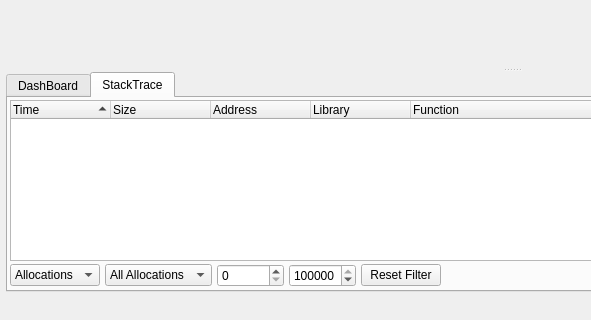
Before: the Qt Designer form mainwindow.ui in Tencent/loli_profiler, drawn with Qt 5; both pictures show x 0 to 591 and y 320 to 640 of the 1024 by 640 pixel window.
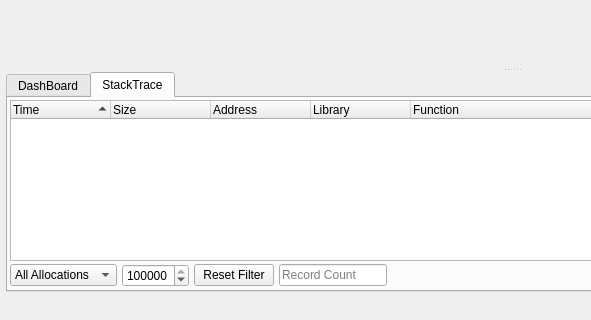
After: the same form once the commit is applied. The open tabs and pages were chosen to show the change. Icons and pictures are not drawn.

Commit message: Optimize to only show persistent allocations and improved load speed #2

Diff of the .ui file:
```diff
--- a/mainwindow.ui
+++ b/mainwindow.ui
@@ -420,20 +420,6 @@
                  <property name="bottomMargin">
                   <number>0</number>
                  </property>
-                 <item>
-                  <widget class="QComboBox" name="modeComboBox">
-                   <item>
-                    <property name="text">
-                     <string>Allocations</string>
-                    </property>
-                   </item>
-                   <item>
-                    <property name="text">
-                     <string>Persistent</string>
-                    </property>
-                   </item>
-                  </widget>
-                 </item>
                  <item>
                   <widget class="QComboBox" name="memSizeComboBox">
                    <property name="toolTip">
@@ -461,16 +447,6 @@
                    </item>
                   </widget>
                  </item>
-                 <item>
-                  <widget class="QSpinBox" name="minXspinBox">
-                   <property name="toolTip">
-                    <string>Chart Filter Min</string>
-                   </property>
-                   <property name="maximum">
-                    <number>999999999</number>
-                   </property>
-                  </widget>
-                 </item>
                  <item>
                   <widget class="QSpinBox" name="maxXspinBox">
                    <property name="toolTip">
@@ -491,6 +467,31 @@
                    </property>
                   </widget>
                  </item>
+                 <item>
+                  <widget class="QLineEdit" name="recordCountLineEdit">
+                   <property name="sizePolicy">
+                    <sizepolicy hsizetype="Minimum" vsizetype="Fixed">
+                     <horstretch>0</horstretch>
+                     <verstretch>0</verstretch>
+                    </sizepolicy>
+                   </property>
+                   <property name="minimumSize">
+                    <size>
+                     <width>80</width>
+                     <height>0</height>
+                    </size>
+                   </property>
+                   <property name="toolTip">
+                    <string>Record Count</string>
+                   </property>
+                   <property name="readOnly">
+                    <bool>true</bool>
+                   </property>
+                   <property name="placeholderText">
+                    <string>Record Count</string>
+                   </property>
+                  </widget>
+                 </item>
                 </layout>
                </widget>
               </item>
```
Left out of the diff: 2 changed lines with no effect on the pictures. The commit also changes 5 other files.
